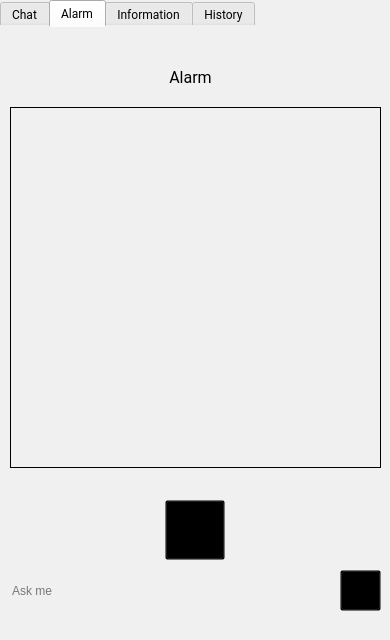
Old version of the form app.ui in the repository fireflies1988/HealthcareVirtualAssistant.
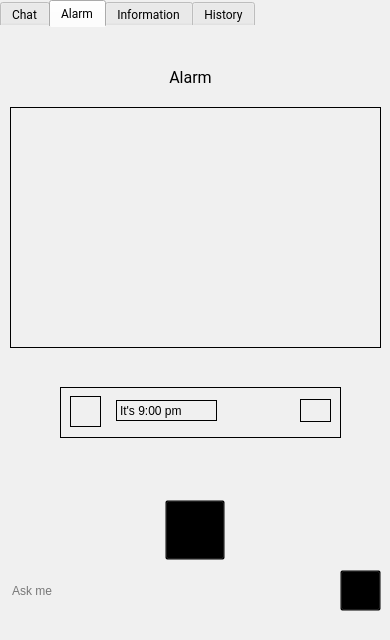
New version of the form. The open tabs and pages were chosen to show the change. Icons and pictures are not drawn.

Commit message: Add alarm list

Patch:
```diff
--- a/app.ui
+++ b/app.ui
@@ -447,7 +447,7 @@
         <x>10</x>
         <y>80</y>
         <width>371</width>
-        <height>361</height>
+        <height>241</height>
        </rect>
       </property>
       <property name="styleSheet">
@@ -513,6 +513,71 @@
        </size>
       </property>
      </widget>
+     <widget class="QWidget" name="alarm_widget_item" native="true">
+      <property name="geometry">
+       <rect>
+        <x>60</x>
+        <y>360</y>
+        <width>281</width>
+        <height>51</height>
+       </rect>
+      </property>
+      <property name="styleSheet">
+       <string notr="true">border: 1px solid black</string>
+      </property>
+      <widget class="QLabel" name="chat_bot_2">
+       <property name="geometry">
+        <rect>
+         <x>56</x>
+         <y>13</y>
+         <width>101</width>
+         <height>21</height>
+        </rect>
+       </property>
+       <property name="styleSheet">
+        <string notr="true"/>
+       </property>
+       <property name="text">
+        <string>It's 9:00 pm</string>
+       </property>
+      </widget>
+      <widget class="QLabel" name="label_12">
+       <property name="geometry">
+        <rect>
+         <x>10</x>
+         <y>9</y>
+         <width>31</width>
+         <height>31</height>
+        </rect>
+       </property>
+       <property name="text">
+        <string/>
+       </property>
+       <property name="pixmap">
+        <pixmap>icon/clock.png</pixmap>
+       </property>
+       <property name="alignment">
+        <set>Qt::AlignCenter</set>
+       </property>
+      </widget>
+      <widget class="QPushButton" name="pushButton">
+       <property name="geometry">
+        <rect>
+         <x>240</x>
+         <y>12</y>
+         <width>31</width>
+         <height>23</height>
+        </rect>
+       </property>
+       <property name="text">
+        <string/>
+       </property>
+       <property name="icon">
+        <iconset>
+         <normaloff>icon/close.png</normaloff>icon/close.png</iconset>
+       </property>
+      </widget>
+     </widget>
     </widget>
     <widget class="QWidget" name="tab_3">
      <attribute name="title">
```
Left out of the diff: 4 changed lines with no effect on the pictures. The commit also changes 5 other files.
